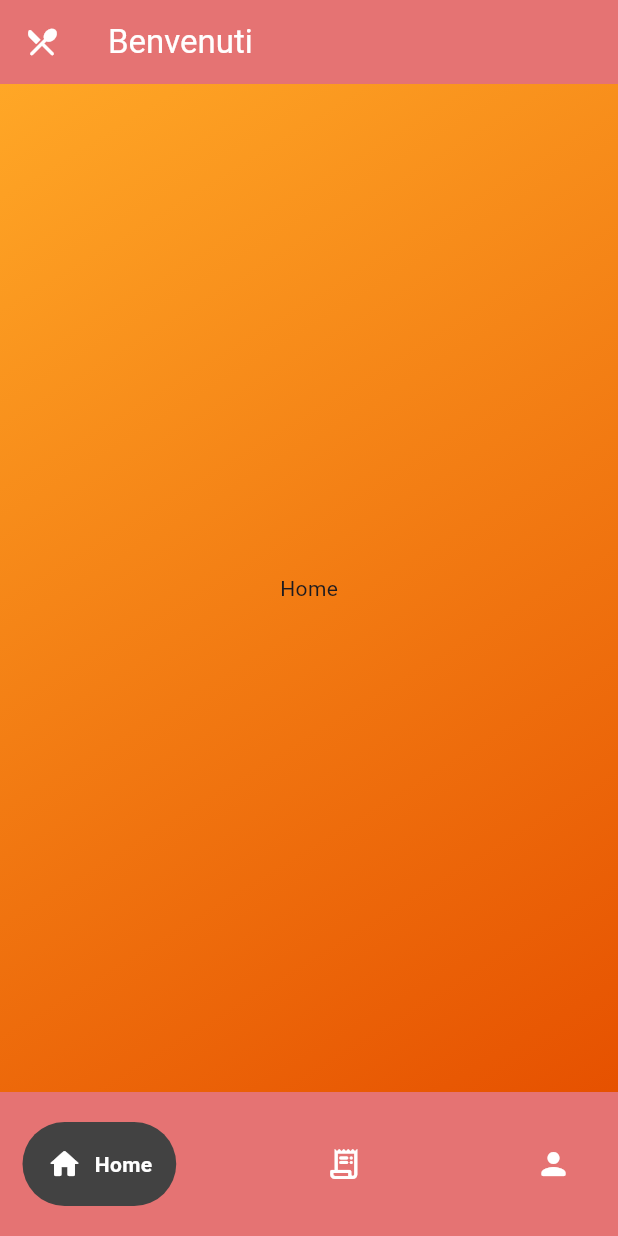
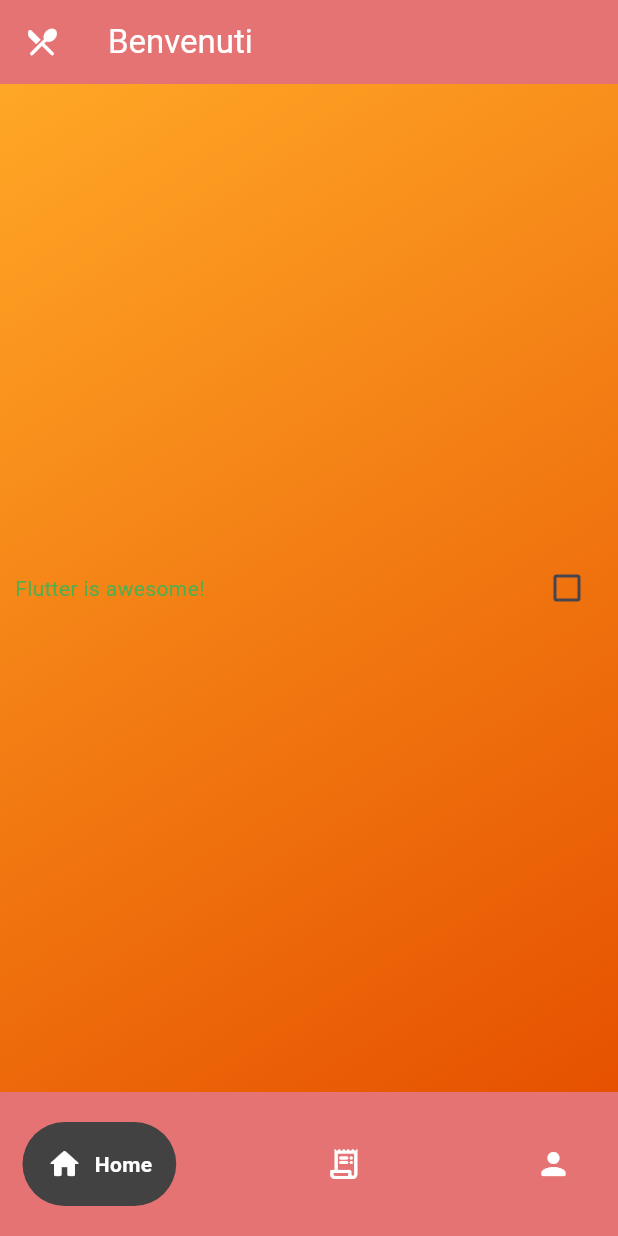
Before and after one commit to LorenzoFederici46/flutter_note_app, a Flutter app: the screen it shows after launch, on a phone screen of 412 x 824 dp. Run offline on Flutter 3.47's test engine with Material 3 defaults, Android fonts, the phone set to English and light mode, and no system bars; drawn by our look-alikes of google_nav_bar.

Commit message:
iniziando la lista della spesa

```diff
--- a/lib/pages/home.dart
+++ b/lib/pages/home.dart
@@ -1,6 +1,15 @@
 import 'package:flutter/material.dart';
+import 'package:note_app/pages/labeled_checkbox.dart';
 
-class Home extends StatelessWidget {
+class Home extends StatefulWidget {
+  const Home({super.key});
+
+  @override
+  State<Home> createState() => _HomeState();
+}
+
+class _HomeState extends State<Home> {
+  bool isSelected = false;
   @override
   Widget build(BuildContext context) {
     return Container(
@@ -11,7 +20,18 @@ class Home extends StatelessWidget {
           end: Alignment.bottomRight,
         ),
       ),
-      child: Center(child: Text('Home')),
+      child: Center(
+        child: LabeledCheckbox(
+          label: 'Flutter is awesome!',
+          value: isSelected,
+          onChanged: (bool newValue) {
+            setState(() {
+              isSelected = newValue;
+            });
+          },
+          padding: EdgeInsets.all(10),
+        ),
+      ),
     );
   }
 }
--- /dev/null
+++ b/lib/pages/labeled_checkbox.dart
@@ -0,0 +1,56 @@
+import 'package:flutter/material.dart';
+
+class LabeledCheckbox extends StatefulWidget {
+  const LabeledCheckbox({
+    super.key,
+    required this.label,
+    required this.padding,
+    required this.value,
+    required this.onChanged,
+  });
+
+  final String label;
+  final EdgeInsets padding;
+  final bool value;
+  final ValueChanged<bool> onChanged;
+
+  @override
+  State<LabeledCheckbox> createState() => _LabeledCheckboxState();
+}
+
+class _LabeledCheckboxState extends State<LabeledCheckbox> {
+  bool isChecked = false;
+  @override
+  Widget build(BuildContext context) {
+    return InkWell(
+      onTap: () {
+        widget.onChanged(!widget.value);
+      },
+      child: Padding(
+        padding: widget.padding,
+        child: Row(
+          children: <Widget>[
+            Expanded(
+              child: Text(
+                widget.label,
+                style: isChecked
+                    ? TextStyle(fontSize: 20, fontWeight: FontWeight.bold)
+                    : TextStyle(color: Colors.green),
+                //style: TextStyle(fontSize: 20, fontWeight: FontWeight.bold),
+              ),
+            ),
+            Checkbox(
+              value: widget.value,
+              onChanged: (bool? newValue) {
+                widget.onChanged(newValue!);
+                setState(() {
+                  isChecked = !isChecked;
+                });
+              },
+            ),
+          ],
+        ),
+      ),
+    );
+  }
+}
```
